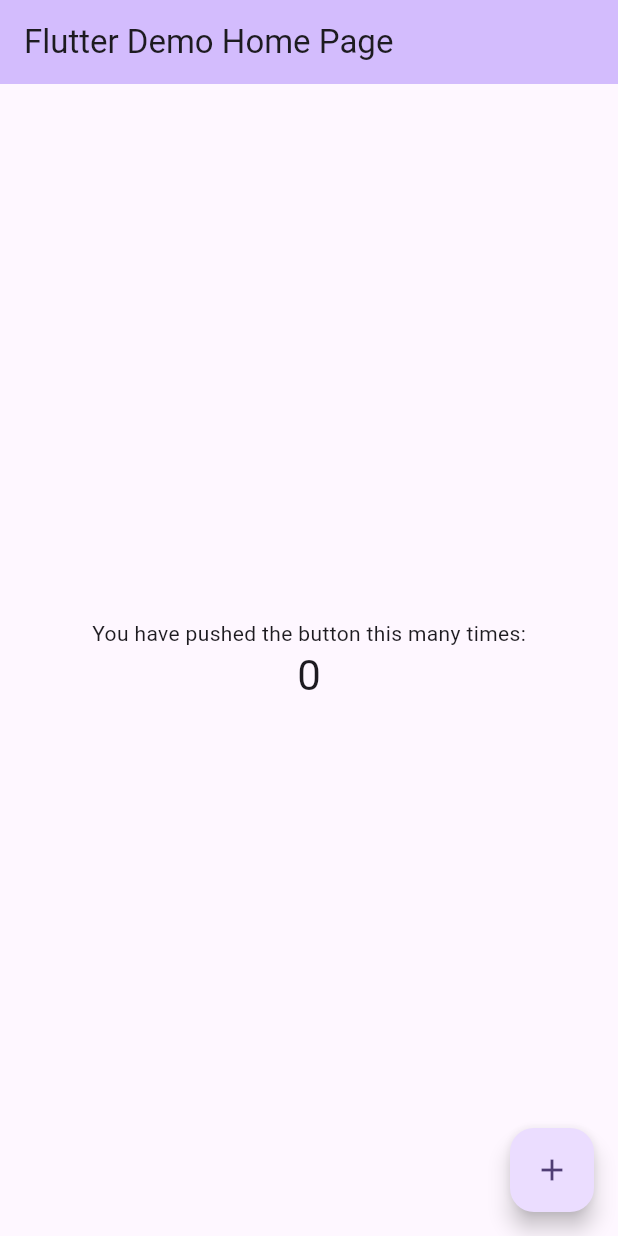
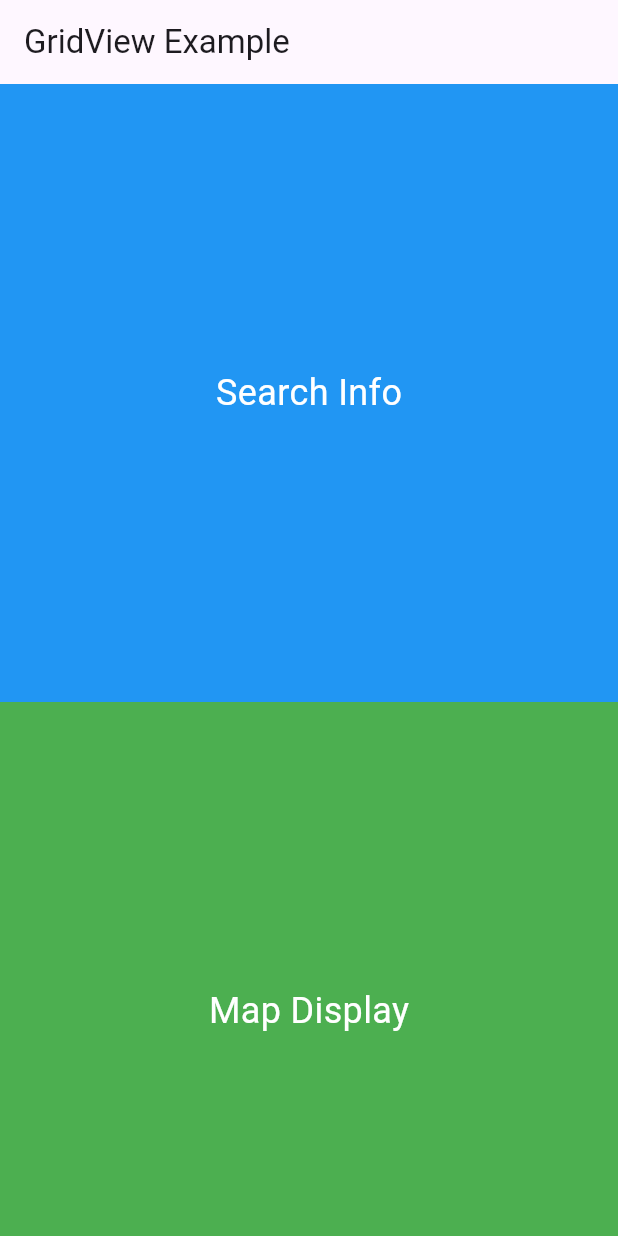
Before and after one commit to 3791xk/HackNYU, a Flutter app: the screen it shows after launch, on a phone screen of 412 x 824 dp. Run offline on Flutter 3.47's test engine with Material 3 defaults, Android fonts, the phone set to English and light mode, and no system bars.

Commit message:
Added initial page setup

```diff
--- a/map_together_project/lib/main.dart
+++ b/map_together_project/lib/main.dart
@@ -1,4 +1,6 @@
 import 'package:flutter/material.dart';
+import 'main_page.dart';
+import 'map_display.dart';
 
 void main() {
   runApp(const MyApp());
@@ -31,7 +33,7 @@ class MyApp extends StatelessWidget {
         colorScheme: ColorScheme.fromSeed(seedColor: Colors.deepPurple),
         useMaterial3: true,
       ),
-      home: const MyHomePage(title: 'Flutter Demo Home Page'),
+      home: MainPage(),
     );
   }
 }
--- /dev/null
+++ b/map_together_project/lib/main_page.dart
@@ -0,0 +1,33 @@
+import 'package:flutter/material.dart';
+import 'search_info.dart'; // Importing the SearchInfo widget
+import 'map_display.dart'; // Importing the MapDisplay widget
+
+class MainPage extends StatelessWidget {
+  @override
+  Widget build(BuildContext context) {
+    return Scaffold(
+      appBar: AppBar(
+        title: Text('GridView Example'),
+      ),
+      body: GridView.count(
+        crossAxisCount: 1,
+        children: <Widget>[
+          Row(
+            children: <Widget>[
+              Expanded(
+                child: SearchInfo(),
+              ),
+            ],
+          ),
+          Row(
+            children: <Widget>[
+              Expanded(
+                child: MapDisplay(),
+              ),
+            ],
+          ),
+        ],
+      ),
+    );
+  }
+}
--- /dev/null
+++ b/map_together_project/lib/map_display.dart
@@ -0,0 +1,16 @@
+import 'package:flutter/material.dart';
+
+class MapDisplay extends StatelessWidget {
+  @override
+  Widget build(BuildContext context) {
+    return Container(
+      color: Colors.green,
+      child: Center(
+        child: Text(
+          'Map Display',
+          style: TextStyle(fontSize: 24, color: Colors.white),
+        ),
+      ),
+    );
+  }
+}
--- /dev/null
+++ b/map_together_project/lib/search_info.dart
@@ -0,0 +1,16 @@
+import 'package:flutter/material.dart';
+
+class SearchInfo extends StatelessWidget {
+  @override
+  Widget build(BuildContext context) {
+    return Container(
+      color: Colors.blue,
+      child: Center(
+        child: Text(
+          'Search Info',
+          style: TextStyle(fontSize: 24, color: Colors.white),
+        ),
+      ),
+    );
+  }
+}
```
